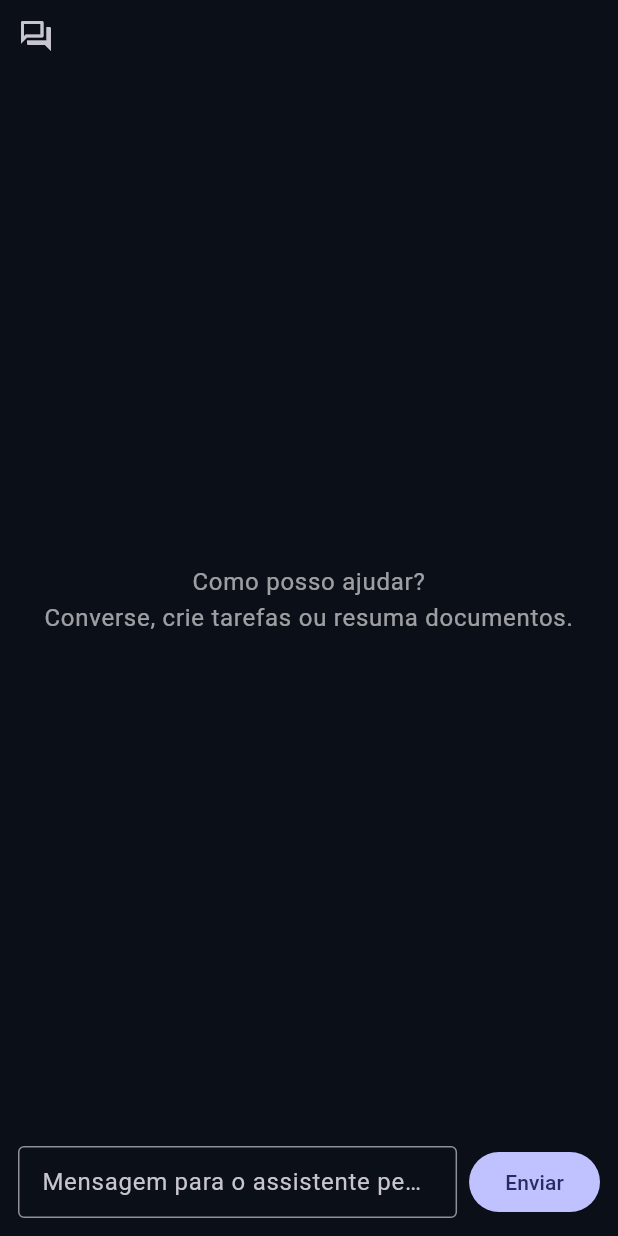
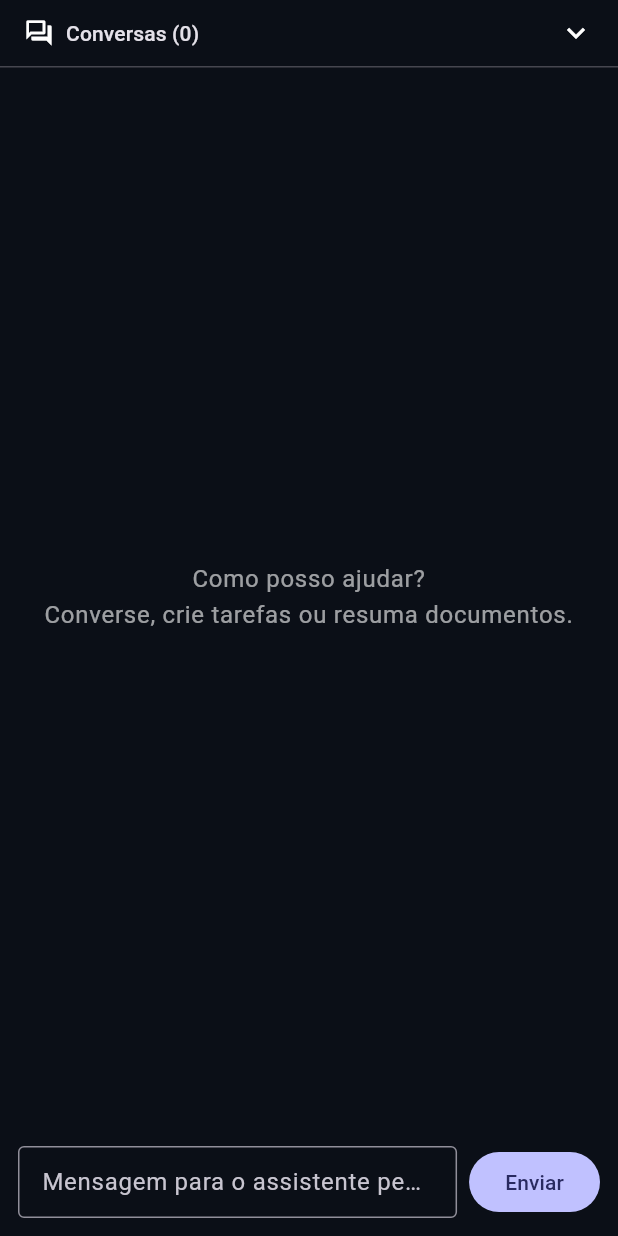
Before and after one commit to Marcello-Matos/NovaMind, a Flutter app: the ChatScreen widget shown alone on an empty page, opened directly, on a phone screen of 412 x 824 dp. Run offline on Flutter 3.47's test engine with Material 3 defaults, Android fonts, the phone set to English and light mode, and no system bars; our stand-ins replace file_picker, flutter_svg, google_sign_in, shared_preferences, sign_in_with_apple; missing offline and left inert: google_sign_in_platform_interface, google_sign_in_web; accounts and stored records are empty; network calls fail.

Commit message:
Avatar do usuário, tema claro e chat com divisão horizontal
- users.avatar_url: login Google persiste a foto do perfil (picture do
  ID token); /auth/me e respostas de auth passam a incluir avatarUrl
- Tema claro/escuro alternável (ThemeController persistido), toggle
  dentro do novo menu de usuário
- UserMenuButton: avatar com foto do Google ou inicial do nome, menu
  com nome/e-mail, "Tema claro/escuro" e "Sair" — no app bar mobile e
  no rodapé da NavigationRail
- Chat em tela estreita (<640px): divisão horizontal — painel
  expansível "Conversas" no topo + chat embaixo; selecionar uma
  conversa recolhe o painel automaticamente

Generated with [Devin](https://devin.ai)

Co-Authored-By: Devin <158243242+devin-ai-integration[bot]@users.noreply.github.com>

```diff
--- a/apps/app/lib/models/models.dart
+++ b/apps/app/lib/models/models.dart
@@ -2,12 +2,14 @@ class User {
   final String id;
   final String email;
   final String name;
+  final String? avatarUrl;
   final List<Membership> members;
 
   User({
     required this.id,
     required this.email,
     required this.name,
+    this.avatarUrl,
     this.members = const [],
   });
 
@@ -15,6 +17,7 @@ class User {
         id: json['id'] as String,
         email: json['email'] as String,
         name: json['name'] as String,
+        avatarUrl: json['avatarUrl'] as String?,
         members: (json['members'] as List<dynamic>? ?? [])
             .map((m) => Membership.fromJson(m))
             .toList(),
--- /dev/null
+++ b/apps/app/lib/state/theme_controller.dart
@@ -0,0 +1,24 @@
+import 'package:flutter/material.dart';
+import 'package:shared_preferences/shared_preferences.dart';
+
+/// Controle do tema claro/escuro, persistido entre sessões.
+class ThemeController extends ChangeNotifier {
+  static const _key = 'theme_mode';
+
+  ThemeMode _mode = ThemeMode.dark;
+  ThemeMode get mode => _mode;
+  bool get isDark => _mode == ThemeMode.dark;
+
+  Future<void> restore() async {
+    final prefs = await SharedPreferences.getInstance();
+    _mode = prefs.getString(_key) == 'light' ? ThemeMode.light : ThemeMode.dark;
+    notifyListeners();
+  }
+
+  Future<void> toggle() async {
+    _mode = isDark ? ThemeMode.light : ThemeMode.dark;
+    notifyListeners();
+    final prefs = await SharedPreferences.getInstance();
+    await prefs.setString(_key, isDark ? 'dark' : 'light');
+  }
+}
--- a/apps/app/lib/ui/screens/chat_screen.dart
+++ b/apps/app/lib/ui/screens/chat_screen.dart
@@ -21,6 +21,7 @@ class _ChatScreenState extends State<ChatScreen> {
   String? _activeId;
   bool _sending = false;
   String? _error;
+  bool _listExpanded = false;
 
   @override
   void initState() {
@@ -157,15 +158,15 @@ class _ChatScreenState extends State<ChatScreen> {
   }
 
   /// Lista de conversas — usada como sidebar em telas largas e como
-  /// painel modal em telas estreitas.
-  Widget _conversationList({bool narrow = false}) {
+  /// painel expansível no topo em telas estreitas.
+  Widget _conversationList({VoidCallback? onPick}) {
     return Column(
       children: [
         Padding(
           padding: const EdgeInsets.all(12),
           child: FilledButton.tonalIcon(
             onPressed: () {
-              if (narrow) Navigator.of(context).pop();
+              onPick?.call();
               _newConversation();
             },
             icon: const Icon(Icons.add),
@@ -186,7 +187,7 @@ class _ChatScreenState extends State<ChatScreen> {
                   overflow: TextOverflow.ellipsis,
                 ),
                 onTap: () {
-                  if (narrow) Navigator.of(context).pop();
+                  onPick?.call();
                   _open(c);
                 },
               );
@@ -194,19 +195,6 @@ class _ChatScreenState extends State<ChatScreen> {
           ),
         ),
       ],
-    );
-  }
-
-  void _showConversationPicker() {
-    showModalBottomSheet(
-      context: context,
-      showDragHandle: true,
-      builder: (_) => SafeArea(
-        child: SizedBox(
-          height: MediaQuery.of(context).size.height * 0.6,
-          child: _conversationList(narrow: true),
-        ),
-      ),
     );
   }
 
@@ -225,15 +213,41 @@ class _ChatScreenState extends State<ChatScreen> {
         Expanded(
           child: Column(
             children: [
-              if (narrow)
-                Align(
-                  alignment: Alignment.centerLeft,
-                  child: IconButton(
-                    icon: const Icon(Icons.forum_outlined),
-                    tooltip: 'Conversas',
-                    onPressed: _showConversationPicker,
+              // Divisão horizontal em telas pequenas: lista de conversas
+              // expansível no topo, chat ocupando o resto da tela.
+              if (narrow) ...[
+                InkWell(
+                  onTap: () =>
+                      setState(() => _listExpanded = !_listExpanded),
+                  child: Padding(
+                    padding: const EdgeInsets.symmetric(
+                        horizontal: 16, vertical: 10),
+                    child: Row(
+                      children: [
+                        const Icon(Icons.forum_outlined, size: 20),
+                        const SizedBox(width: 8),
+                        Expanded(
+                          child: Text(
+                            'Conversas (${_conversations.length})',
+                            style: theme.textTheme.titleSmall,
+                          ),
+                        ),
+                        Icon(_listExpanded
+                            ? Icons.expand_less
+                            : Icons.expand_more),
+                      ],
+                    ),
                   ),
                 ),
+                if (_listExpanded)
+                  SizedBox(
+                    height: 220,
+                    child: _conversationList(
+                      onPick: () => setState(() => _listExpanded = false),
+                    ),
+                  ),
+                const Divider(height: 1),
+              ],
               Expanded(
                 child: _messages.isEmpty
                     ? Center(
```
Also changed, not shown: apps/app/lib/main.dart (+17 -5 lines), apps/app/lib/ui/screens/home_shell.dart (+80 -11 lines), 5 other files.
